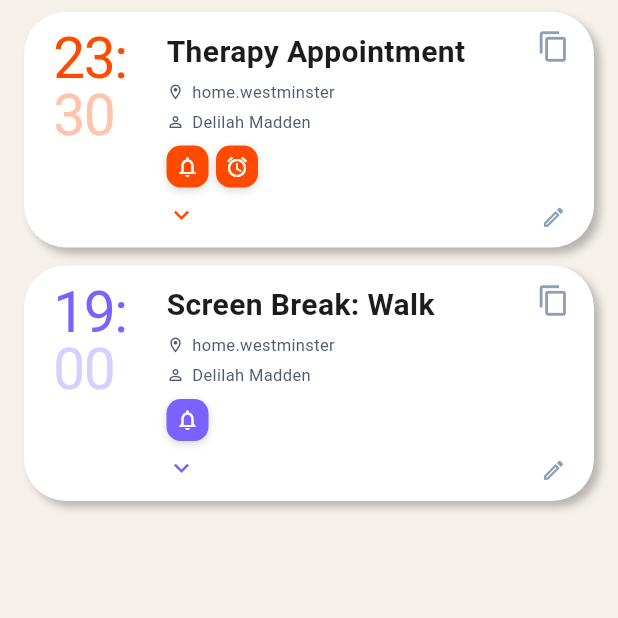
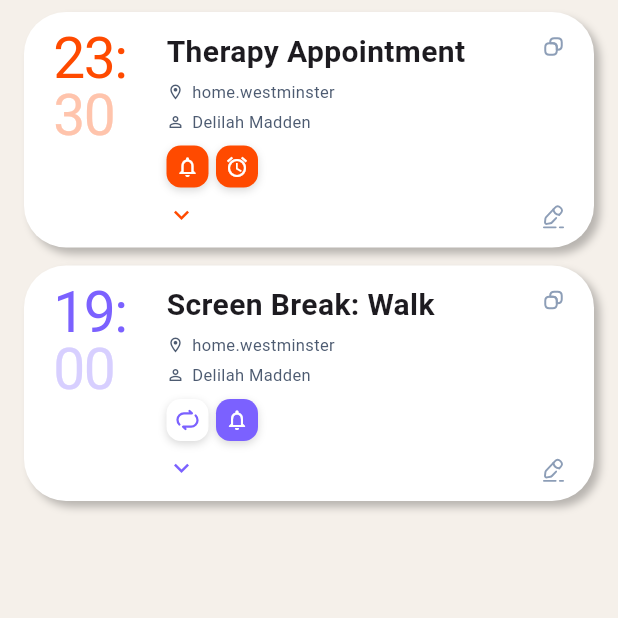
Before and after one commit to 3llasious/Quimbi-Public, a Flutter app: the screen it shows after launch, on a phone screen of 412 x 824 dp, the top half of it. Run offline on Flutter 3.47's test engine with Material 3 defaults, Android fonts, the phone set to English and light mode, and no system bars; our stand-ins replace flutter_svg, sqflite; accounts and stored records are empty; Roboto replaces fonts that are missing (Anonymous Pro).

```diff
--- a/quimbi/lib/db/data/tasks.dart
+++ b/quimbi/lib/db/data/tasks.dart
@@ -5,7 +5,7 @@ const List<Map<String, dynamic>> testTasks = [
     'due_time': null,
     'completed': 0,
     'created_at': '2024-01-15 09:00:00',
-    'location_id': null,
+    'location_id': 1, // Supermarket
   },
   {
     'title': 'Submit tax return',
@@ -21,7 +21,7 @@ const List<Map<String, dynamic>> testTasks = [
     'due_time': '2024-01-15 09:30:00',
     'completed': 0,
     'created_at': '2024-01-01 08:00:00',
-    'location_id': null,
+    'location_id': 2, // Office
   },
   {
     'title': 'Pay rent',
@@ -37,6 +37,6 @@ const List<Map<String, dynamic>> testTasks = [
     'due_time': null,
     'completed': 1,
     'created_at': '2024-01-14 08:00:00',
-    'location_id': null,
+    'location_id': 3, // Dentist Surgery
   },
 ];
--- /dev/null
+++ b/quimbi/lib/models/location_model.dart
@@ -0,0 +1,35 @@
+class LocationModel {
+  final int id;
+  final String label;
+  final String? address;
+  final double? latitude;
+  final double? longitude;
+
+  const LocationModel({
+    required this.id,
+    required this.label,
+    this.address,
+    this.latitude,
+    this.longitude,
+  });
+
+  factory LocationModel.fromMap(Map<String, dynamic> map) {
+    return LocationModel(
+      id: map['id'] as int,
+      label: map['label'] as String,
+      address: map['address'] as String?,
+      latitude: map['latitude'] as double?,
+      longitude: map['longitude'] as double?,
+    );
+  }
+
+  Map<String, dynamic> toMap() {
+    return {
+      'id': id,
+      'label': label,
+      'address': address,
+      'latitude': latitude,
+      'longitude': longitude,
+    };
+  }
+}
--- /dev/null
+++ b/quimbi/lib/models/person_model.dart
@@ -0,0 +1,31 @@
+class PersonModel {
+  final int id;
+  final String name;
+  final String? phone;
+  final String? contactId;
+
+  const PersonModel({
+    required this.id,
+    required this.name,
+    this.phone,
+    this.contactId,
+  });
+
+  factory PersonModel.fromMap(Map<String, dynamic> map) {
+    return PersonModel(
+      id: map['id'] as int,
+      name: map['name'] as String,
+      phone: map['phone'] as String?,
+      contactId: map['contact_id'] as String?,
+    );
+  }
+
+  Map<String, dynamic> toMap() {
+    return {
+      'id': id,
+      'name': name,
+      'phone': phone,
+      'contact_id': contactId,
+    };
+  }
+}
--- a/quimbi/lib/models/task_model.dart
+++ b/quimbi/lib/models/task_model.dart
@@ -2,6 +2,8 @@ import 'subtask_model.dart';
 import 'recurrence_model.dart';
 import 'alert_model.dart';
 import 'link_model.dart';
+import 'location_model.dart';
+import 'person_model.dart';
 
 class TaskModel {
   final int id;
@@ -15,6 +17,8 @@ class TaskModel {
   final List<AlertModel> alerts;
   final RecurrenceModel? recurrence;
   final List<LinkModel> links;
+  final LocationModel? location;
+  final List<PersonModel> people;
 
   const TaskModel({
     required this.id,
@@ -28,5 +32,7 @@ class TaskModel {
     this.alerts = const [],
     this.recurrence,
     this.links = const [],
+    this.location,
+    this.people = const [],
   });
 }
--- a/quimbi/lib/widgets/task_card.dart
+++ b/quimbi/lib/widgets/task_card.dart
@@ -1,5 +1,6 @@
 import 'dart:async';
 import 'package:flutter/material.dart';
+import 'package:flutter_svg/flutter_svg.dart';
 import 'package:url_launcher/url_launcher.dart';
 import '../models/task_model.dart';
 import '../models/alert_model.dart';
@@ -314,7 +315,7 @@ class _TaskCardState extends State<TaskCard>
     return Row(
       children: [
         if (widget.task.recurrence != null) ...[
-          _buildActionButton(Icons.repeat, Colors.white, _accentColour()),
+          _buildSvgActionButton('assets/icons/repeate-one.svg'),
           const SizedBox(width: 5),
         ],
         ..._buildAlertButtons(),
@@ -387,12 +388,33 @@ class _TaskCardState extends State<TaskCard>
     );
   }
 
+  Widget _buildSvgActionButton(String assetPath) {
+    return Container(
+      width: 28,
+      height: 28,
+      decoration: BoxDecoration(
+        color: Colors.white,
+        borderRadius: BorderRadius.circular(9.5),
+        boxShadow: const [
+          BoxShadow(color: Color(0x26000000), blurRadius: 4, offset: Offset(0, 2)),
+        ],
+      ),
+      child: Padding(
+        padding: const EdgeInsets.all(6),
+        child: SvgPicture.asset(
+          assetPath,
+          colorFilter: ColorFilter.mode(_accentColour(), BlendMode.srcIn),
+        ),
+      ),
+    );
+  }
+
   Widget _buildLinksRow() {
     if (widget.task.links.isEmpty) return const SizedBox.shrink();
 
     return Row(
       children: [
-        const Icon(Icons.link, size: 14, color: AppColours.slate),
+        SvgPicture.asset('assets/icons/link.svg', width: 14, height: 14),
         const SizedBox(width: 8),
         Expanded(
           child: Wrap(
@@ -514,9 +536,9 @@ class _TaskCardState extends State<TaskCard>
   Widget _buildIconColumn() {
     return Column(
       mainAxisAlignment: MainAxisAlignment.spaceBetween,
-      children: const [
-        Icon(Icons.copy_outlined, color: AppColours.lightSlate, size: 22),
-        Icon(Icons.edit_outlined, color: AppColours.lightSlate, size: 17),
+      children: [
+        SvgPicture.asset('assets/icons/copy.svg', width: 22, height: 22),
+        SvgPicture.asset('assets/icons/Button OnClick- edit.svg', width: 17, height: 17),
       ],
     );
   }
--- a/quimbi/lib/widgets/task_list.dart
+++ b/quimbi/lib/widgets/task_list.dart
@@ -3,6 +3,8 @@ import '../models/task_model.dart';
 import '../models/subtask_model.dart';
 import '../models/alert_model.dart';
 import '../models/link_model.dart';
+import '../models/recurrence_model.dart';
+
 import 'task_card.dart';
 
 class TaskList extends StatefulWidget {
@@ -37,7 +39,7 @@ List<TaskModel> _tasks = [
       LinkModel(id: 2, taskId: 1, label: 'notes', url: 'https://notion.so/therapy-notes'),
     ],
   ),
-  TaskModel(
+TaskModel(
     id: 2,
     title: 'Screen Break: Walk',
     isTimeSensitive: false,
@@ -48,6 +50,15 @@ List<TaskModel> _tasks = [
     alerts: [
       AlertModel(id: 3, taskId: 2, alertTime: '18:45', alertType: 'notification', isActive: true),
     ],
+    links: [],
+    recurrence: RecurrenceModel(
+      id: 2,
+      taskId: 2,
+      recurrenceType: 'weekly',
+      weekdays: '6',
+      intervalCount: 1,
+      startsOn: '2024-01-15',
+    ),
   ),
 ];
 
```
Also changed, not shown: quimbi/lib/db/data/locations_data.dart (added, +22 -0 lines), quimbi/lib/db/data/people_data.dart (added, +19 -0 lines), quimbi/lib/db/data/task_people_data.dart (added, +10 -0 lines), quimbi/lib/db/database_setup.dart (+28 -0 lines), quimbi/lib/db/seed.dart (+41 -4 lines), quimbi/pubspec.yaml (+3 -4 lines), quimbi/assets/comething.dart (added), quimbi/assets/icons/Button OnClick- edit.svg (added), quimbi/assets/icons/copy.svg (added), quimbi/assets/icons/link.svg (added), quimbi/assets/icons/repeate-one.svg (added), quimbi/pubspec.lock, 1 other file.
